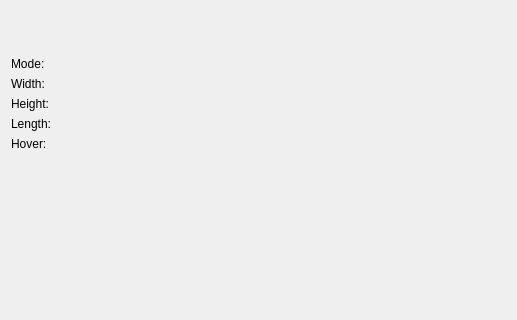
mcedit/mcedit2, file src/mcedit2/ui/editortools/brush.ui: the form before one commit; both pictures show x 0 to 517 and y 0 to 320 of the 517 by 711 pixel window.
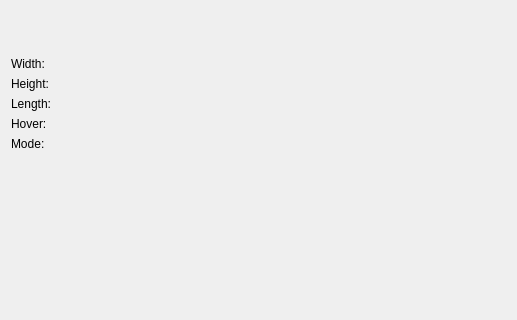
The form after the commit. Custom widgets are drawn as their Qt base class.

Commit message: Move brush mode widget below size widgets

```diff
--- a/src/mcedit2/ui/editortools/brush.ui
+++ b/src/mcedit2/ui/editortools/brush.ui
@@ -15,93 +15,8 @@
   </property>
   <layout class="QVBoxLayout" name="verticalLayout" stretch="0,0,1">
    <item>
-    <layout class="QGridLayout" name="gridLayout" rowstretch="0,0,0,0,0,0,0">
-     <item row="6" column="1" colspan="2">
-      <widget class="SpinSlider" name="hoverSpinSlider" native="true">
-       <property name="sizePolicy">
-        <sizepolicy hsizetype="Expanding" vsizetype="Preferred">
-         <horstretch>0</horstretch>
-         <verstretch>0</verstretch>
-        </sizepolicy>
-       </property>
-      </widget>
-     </item>
-     <item row="3" column="1" colspan="2">
-      <widget class="SpinSlider" name="xSpinSlider" native="true">
-       <property name="sizePolicy">
-        <sizepolicy hsizetype="Expanding" vsizetype="Preferred">
-         <horstretch>0</horstretch>
-         <verstretch>0</verstretch>
-        </sizepolicy>
-       </property>
-      </widget>
-     </item>
-     <item row="5" column="0">
-      <widget class="QLabel" name="label_4">
-       <property name="text">
-        <string>Length:</string>
-       </property>
-      </widget>
-     </item>
-     <item row="6" column="0">
-      <widget class="QLabel" name="label_7">
-       <property name="text">
-        <string>Hover:</string>
-       </property>
-      </widget>
-     </item>
-     <item row="1" column="1" colspan="2">
-      <widget class="BrushModeWidget" name="brushModeInput" native="true">
-       <property name="sizePolicy">
-        <sizepolicy hsizetype="Expanding" vsizetype="Preferred">
-         <horstretch>1</horstretch>
-         <verstretch>0</verstretch>
-        </sizepolicy>
-       </property>
-      </widget>
-     </item>
-     <item row="1" column="0">
-      <widget class="QLabel" name="label_5">
-       <property name="text">
-        <string>Mode:</string>
-       </property>
-      </widget>
-     </item>
-     <item row="4" column="0">
-      <widget class="QLabel" name="label_3">
-       <property name="text">
-        <string>Height:</string>
-       </property>
-      </widget>
-     </item>
-     <item row="3" column="0">
-      <widget class="QLabel" name="label_2">
-       <property name="text">
-        <string>Width:</string>
-       </property>
-      </widget>
-     </item>
-     <item row="4" column="1" colspan="2">
-      <widget class="SpinSlider" name="ySpinSlider" native="true">
-       <property name="sizePolicy">
-        <sizepolicy hsizetype="Expanding" vsizetype="Preferred">
-         <horstretch>0</horstretch>
-         <verstretch>0</verstretch>
-        </sizepolicy>
-       </property>
-      </widget>
-     </item>
-     <item row="5" column="1" colspan="2">
-      <widget class="SpinSlider" name="zSpinSlider" native="true">
-       <property name="sizePolicy">
-        <sizepolicy hsizetype="Expanding" vsizetype="Preferred">
-         <horstretch>0</horstretch>
-         <verstretch>0</verstretch>
-        </sizepolicy>
-       </property>
-      </widget>
-     </item>
-     <item row="0" column="0" colspan="3">
+    <layout class="QGridLayout" name="gridLayout">
+     <item row="0" column="0" colspan="2">
       <widget class="ShapeWidget" name="brushShapeInput" native="true">
        <property name="sizePolicy">
         <sizepolicy hsizetype="Preferred" vsizetype="MinimumExpanding">
@@ -117,6 +32,91 @@
        </property>
       </widget>
      </item>
+     <item row="1" column="0">
+      <widget class="QLabel" name="label_2">
+       <property name="text">
+        <string>Width:</string>
+       </property>
+      </widget>
+     </item>
+     <item row="1" column="1">
+      <widget class="SpinSlider" name="xSpinSlider" native="true">
+       <property name="sizePolicy">
+        <sizepolicy hsizetype="Expanding" vsizetype="Preferred">
+         <horstretch>0</horstretch>
+         <verstretch>0</verstretch>
+        </sizepolicy>
+       </property>
+      </widget>
+     </item>
+     <item row="2" column="0">
+      <widget class="QLabel" name="label_3">
+       <property name="text">
+        <string>Height:</string>
+       </property>
+      </widget>
+     </item>
+     <item row="2" column="1">
+      <widget class="SpinSlider" name="ySpinSlider" native="true">
+       <property name="sizePolicy">
+        <sizepolicy hsizetype="Expanding" vsizetype="Preferred">
+         <horstretch>0</horstretch>
+         <verstretch>0</verstretch>
+        </sizepolicy>
+       </property>
+      </widget>
+     </item>
+     <item row="3" column="0">
+      <widget class="QLabel" name="label_4">
+       <property name="text">
+        <string>Length:</string>
+       </property>
+      </widget>
+     </item>
+     <item row="3" column="1">
+      <widget class="SpinSlider" name="zSpinSlider" native="true">
+       <property name="sizePolicy">
+        <sizepolicy hsizetype="Expanding" vsizetype="Preferred">
+         <horstretch>0</horstretch>
+         <verstretch>0</verstretch>
+        </sizepolicy>
+       </property>
+      </widget>
+     </item>
+     <item row="4" column="0">
+      <widget class="QLabel" name="label_7">
+       <property name="text">
+        <string>Hover:</string>
+       </property>
+      </widget>
+     </item>
+     <item row="4" column="1">
+      <widget class="SpinSlider" name="hoverSpinSlider" native="true">
+       <property name="sizePolicy">
+        <sizepolicy hsizetype="Expanding" vsizetype="Preferred">
+         <horstretch>0</horstretch>
+         <verstretch>0</verstretch>
+        </sizepolicy>
+       </property>
+      </widget>
+     </item>
+     <item row="5" column="0">
+      <widget class="QLabel" name="label_5">
+       <property name="text">
+        <string>Mode:</string>
+       </property>
+      </widget>
+     </item>
+     <item row="5" column="1">
+      <widget class="BrushModeWidget" name="brushModeInput" native="true">
+       <property name="sizePolicy">
+        <sizepolicy hsizetype="Expanding" vsizetype="Preferred">
+         <horstretch>1</horstretch>
+         <verstretch>0</verstretch>
+        </sizepolicy>
+       </property>
+      </widget>
+     </item>
     </layout>
    </item>
    <item>
@@ -141,7 +141,7 @@
       <enum>Qt::Vertical</enum>
      </property>
      <property name="sizeType">
-      <enum>QSizePolicy::MinimumExpanding</enum>
+      <enum>QSizePolicy::Expanding</enum>
      </property>
      <property name="sizeHint" stdset="0">
       <size>
```
